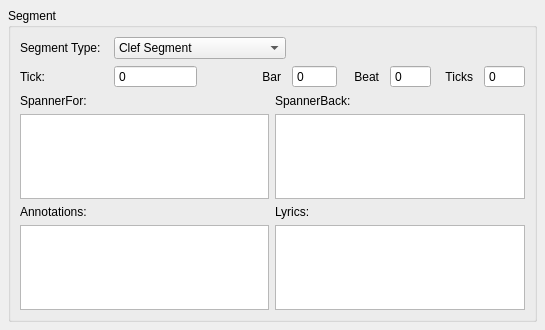
First picture: the form in mscore/mscore/segment.ui, repository musescore/musescore-old, before the edit.
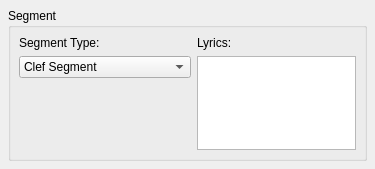
Second picture: the form after the edit.

What changed in the file:
```diff
--- a/mscore/mscore/segment.ui
+++ b/mscore/mscore/segment.ui
@@ -6,8 +6,8 @@
    <rect>
     <x>0</x>
     <y>0</y>
-    <width>545</width>
-    <height>330</height>
+    <width>375</width>
+    <height>169</height>
    </rect>
   </property>
   <property name="windowTitle">
@@ -26,166 +26,32 @@
       <string>Segment</string>
      </property>
      <property name="flat">
-      <bool>false</bool>
+      <bool>true</bool>
      </property>
-     <layout class="QGridLayout" name="gridLayout_2">
+     <layout class="QGridLayout">
+      <property name="margin">
+       <number>8</number>
+      </property>
+      <property name="spacing">
+       <number>6</number>
+      </property>
       <item row="2" column="0">
-       <widget class="QListWidget" name="spannerFor"/>
-      </item>
-      <item row="2" column="1">
-       <widget class="QListWidget" name="spannerBack"/>
-      </item>
-      <item row="3" column="0">
-       <widget class="QLabel" name="label_5">
-        <property name="text">
-         <string>Annotations:</string>
+       <spacer>
+        <property name="orientation">
+         <enum>Qt::Vertical</enum>
         </property>
-       </widget>
-      </item>
-      <item row="3" column="1">
-       <widget class="QLabel" name="label_2">
-        <property name="text">
-         <string>Lyrics:</string>
+        <property name="sizeHint" stdset="0">
+         <size>
+          <width>20</width>
+          <height>131</height>
+         </size>
         </property>
-        <property name="textFormat">
-         <enum>Qt::PlainText</enum>
-        </property>
-       </widget>
+       </spacer>
       </item>
       <item row="1" column="0">
-       <widget class="QLabel" name="label_3">
-        <property name="text">
-         <string>SpannerFor:</string>
-        </property>
-       </widget>
-      </item>
-      <item row="1" column="1">
-       <widget class="QLabel" name="label_4">
-        <property name="text">
-         <string>SpannerBack:</string>
-        </property>
-       </widget>
-      </item>
-      <item row="4" column="0">
-       <widget class="QListWidget" name="annotations"/>
-      </item>
-      <item row="4" column="1">
-       <widget class="QListWidget" name="lyrics"/>
-      </item>
-      <item row="0" column="0" colspan="2">
-       <layout class="QGridLayout" name="gridLayout">
-        <item row="2" column="8">
-         <widget class="QSpinBox" name="ticks">
-          <property name="readOnly">
-           <bool>true</bool>
-          </property>
-          <property name="buttonSymbols">
-           <enum>QAbstractSpinBox::NoButtons</enum>
-          </property>
-          <property name="specialValueText">
-           <string notr="true"/>
-          </property>
-          <property name="maximum">
-           <number>9999</number>
-          </property>
-         </widget>
-        </item>
-        <item row="2" column="6">
-         <widget class="QSpinBox" name="beat">
-          <property name="readOnly">
-           <bool>true</bool>
-          </property>
-          <property name="buttonSymbols">
-           <enum>QAbstractSpinBox::NoButtons</enum>
-          </property>
-          <property name="specialValueText">
-           <string notr="true"/>
-          </property>
-         </widget>
-        </item>
-        <item row="2" column="7">
-         <widget class="QLabel" name="label_9">
-          <property name="text">
-           <string>Ticks</string>
-          </property>
-          <property name="alignment">
-           <set>Qt::AlignRight|Qt::AlignTrailing|Qt::AlignVCenter</set>
-          </property>
-          <property name="indent">
-           <number>5</number>
-          </property>
-         </widget>
-        </item>
-        <item row="2" column="0">
-         <widget class="QLabel" name="label_6">
-          <property name="text">
-           <string>Tick:</string>
-          </property>
-         </widget>
-        </item>
-        <item row="2" column="2">
-         <widget class="QSpinBox" name="tick">
-          <property name="readOnly">
-           <bool>true</bool>
-          </property>
-          <property name="buttonSymbols">
-           <enum>QAbstractSpinBox::NoButtons</enum>
-          </property>
-          <property name="maximum">
-           <number>16000000</number>
-          </property>
-         </widget>
-        </item>
-        <item row="2" column="4">
-         <widget class="QSpinBox" name="bar">
-          <property name="buttonSymbols">
-           <enum>QAbstractSpinBox::NoButtons</enum>
-          </property>
-          <property name="maximum">
-           <number>99999</number>
-          </property>
-         </widget>
-        </item>
-        <item row="2" column="3">
-         <widget class="QLabel" name="label_7">
-          <property name="text">
-           <string>Bar</string>
-          </property>
-          <property name="alignment">
-           <set>Qt::AlignRight|Qt::AlignTrailing|Qt::AlignVCenter</set>
-          </property>
-          <property name="indent">
-           <number>5</number>
-          </property>
-         </widget>
-        </item>
-        <item row="2" column="5">
-         <widget class="QLabel" name="label_8">
-          <property name="text">
-           <string>Beat</string>
-          </property>
-          <property name="alignment">
-           <set>Qt::AlignRight|Qt::AlignTrailing|Qt::AlignVCenter</set>
-          </property>
-          <property name="indent">
-           <number>5</number>
-          </property>
-         </widget>
-        </item>
-        <item row="0" column="0" colspan="2">
-         <widget class="QLabel" name="label">
-          <property name="text">
-           <string>Segment Type:</string>
-          </property>
-          <property name="textFormat">
-           <enum>Qt::PlainText</enum>
-          </property>
-         </widget>
-        </item>
-        <item row="0" column="2" colspan="2">
          <widget class="QComboBox" name="segmentType">
           <property name="sizePolicy">
-           <sizepolicy hsizetype="Preferred" vsizetype="Fixed">
+         <sizepolicy hsizetype="Minimum" vsizetype="Fixed">
             <horstretch>0</horstretch>
             <verstretch>0</verstretch>
            </sizepolicy>
@@ -235,7 +101,28 @@
           </item>
          </widget>
         </item>
-       </layout>
+      <item row="1" column="1" rowspan="2">
+       <widget class="QListWidget" name="lyrics"/>
+      </item>
+      <item row="0" column="1">
+       <widget class="QLabel" name="label_2">
+        <property name="text">
+         <string>Lyrics:</string>
+        </property>
+        <property name="textFormat">
+         <enum>Qt::PlainText</enum>
+        </property>
+       </widget>
+      </item>
+      <item row="0" column="0">
+       <widget class="QLabel" name="label">
+        <property name="text">
+         <string>Segment Type:</string>
+        </property>
+        <property name="textFormat">
+         <enum>Qt::PlainText</enum>
+        </property>
+       </widget>
       </item>
      </layout>
     </widget>
```
Lines whose indentation alone changed are shown as unchanged.
